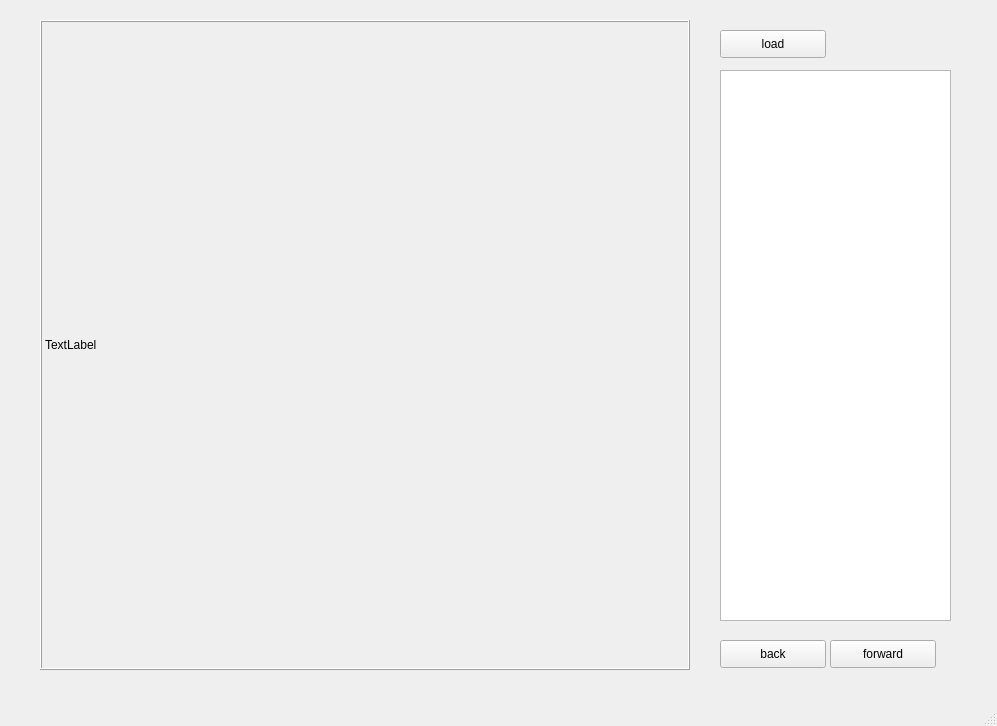
The window that other/tagui/main_window.ui (tomik/akimot) describes before a commit, drawn with Qt 5.
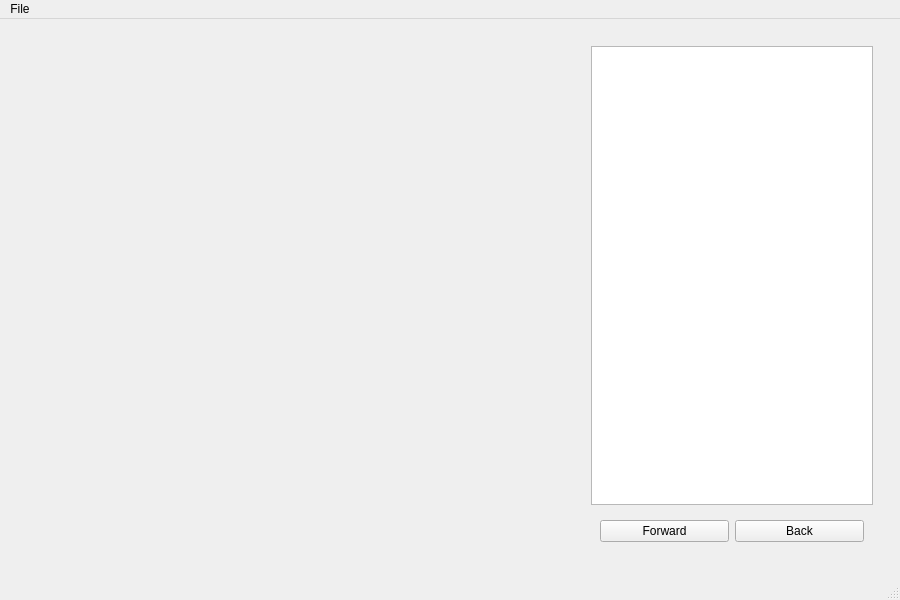
The same window after the commit. Custom widgets are drawn as their Qt base class.

Diff of the .ui file:
```diff
--- a/other/tagui/main_window.ui
+++ b/other/tagui/main_window.ui
@@ -5,98 +5,183 @@
    <rect>
     <x>0</x>
     <y>0</y>
-    <width>997</width>
-    <height>726</height>
+    <width>900</width>
+    <height>600</height>
    </rect>
   </property>
+  <property name="sizePolicy" >
+   <sizepolicy vsizetype="Preferred" hsizetype="Preferred" >
+    <horstretch>0</horstretch>
+    <verstretch>0</verstretch>
+   </sizepolicy>
+  </property>
+  <property name="maximumSize" >
+   <size>
+    <width>900</width>
+    <height>600</height>
+   </size>
+  </property>
   <property name="windowTitle" >
    <string>tagui</string>
   </property>
   <widget class="QWidget" name="centralwidget" >
-   <widget class="QListWidget" name="record" >
-    <property name="geometry" >
-     <rect>
-      <x>720</x>
-      <y>70</y>
-      <width>231</width>
-      <height>551</height>
-     </rect>
-    </property>
-   </widget>
-   <widget class="QPushButton" name="button_back" >
-    <property name="geometry" >
-     <rect>
-      <x>720</x>
-      <y>640</y>
-      <width>106</width>
-      <height>28</height>
-     </rect>
-    </property>
-    <property name="text" >
-     <string>back</string>
-    </property>
-   </widget>
-   <widget class="QPushButton" name="button_forward" >
-    <property name="geometry" >
-     <rect>
-      <x>830</x>
-      <y>640</y>
-      <width>106</width>
-      <height>28</height>
-     </rect>
-    </property>
-    <property name="text" >
-     <string>forward</string>
-    </property>
-   </widget>
-   <widget class="QLabel" name="board" >
-    <property name="geometry" >
-     <rect>
-      <x>40</x>
-      <y>20</y>
-      <width>650</width>
-      <height>650</height>
-     </rect>
-    </property>
-    <property name="frameShape" >
-     <enum>QFrame::Box</enum>
-    </property>
-    <property name="frameShadow" >
-     <enum>QFrame::Raised</enum>
-    </property>
-    <property name="lineWidth" >
-     <number>1</number>
-    </property>
-    <property name="text" >
-     <string>TextLabel</string>
-    </property>
-   </widget>
-   <widget class="QPushButton" name="button_load" >
-    <property name="geometry" >
-     <rect>
-      <x>720</x>
-      <y>30</y>
-      <width>106</width>
-      <height>28</height>
-     </rect>
-    </property>
-    <property name="text" >
-     <string>load</string>
-    </property>
-   </widget>
+   <layout class="QVBoxLayout" name="verticalLayout_2" >
+    <item>
+     <widget class="QWidget" native="1" name="widget_2" >
+      <property name="sizePolicy" >
+       <sizepolicy vsizetype="Expanding" hsizetype="Expanding" >
+        <horstretch>0</horstretch>
+        <verstretch>0</verstretch>
+       </sizepolicy>
+      </property>
+      <property name="layoutDirection" >
+       <enum>Qt::LeftToRight</enum>
+      </property>
+      <layout class="QHBoxLayout" >
+       <item>
+        <widget class="BoardWidget" native="1" name="board" >
+         <property name="sizePolicy" >
+          <sizepolicy vsizetype="Preferred" hsizetype="Expanding" >
+           <horstretch>0</horstretch>
+           <verstretch>0</verstretch>
+          </sizepolicy>
+         </property>
+         <property name="maximumSize" >
+          <size>
+           <width>700</width>
+           <height>700</height>
+          </size>
+         </property>
+         <layout class="QHBoxLayout" name="horizontalLayout" />
+        </widget>
+       </item>
+       <item>
+        <widget class="QWidget" native="1" name="widget_3" >
+         <property name="sizePolicy" >
+          <sizepolicy vsizetype="Expanding" hsizetype="Fixed" >
+           <horstretch>200</horstretch>
+           <verstretch>0</verstretch>
+          </sizepolicy>
+         </property>
+         <property name="maximumSize" >
+          <size>
+           <width>300</width>
+           <height>16777215</height>
+          </size>
+         </property>
+         <layout class="QVBoxLayout" name="verticalLayout" >
+          <item>
+           <widget class="QListWidget" name="record" >
+            <property name="sizePolicy" >
+             <sizepolicy vsizetype="Expanding" hsizetype="Preferred" >
+              <horstretch>200</horstretch>
+              <verstretch>0</verstretch>
+             </sizepolicy>
+            </property>
+            <property name="minimumSize" >
+             <size>
+              <width>0</width>
+              <height>130</height>
+             </size>
+            </property>
+           </widget>
+          </item>
+          <item>
+           <widget class="QWidget" native="1" name="widget_4" >
+            <property name="sizePolicy" >
+             <sizepolicy vsizetype="Preferred" hsizetype="Preferred" >
+              <horstretch>0</horstretch>
+              <verstretch>0</verstretch>
+             </sizepolicy>
+            </property>
+            <layout class="QHBoxLayout" name="horizontalLayout_2" >
+             <item>
+              <widget class="QPushButton" name="button_forward" >
+               <property name="text" >
+                <string>Forward</string>
+               </property>
+              </widget>
+             </item>
+             <item>
+              <widget class="QPushButton" name="button_back" >
+               <property name="text" >
+                <string>Back</string>
+               </property>
+              </widget>
+             </item>
+            </layout>
+           </widget>
+          </item>
+         </layout>
+        </widget>
+       </item>
+      </layout>
+      <zorder>widget_3</zorder>
+      <zorder>board</zorder>
+     </widget>
+    </item>
+   </layout>
   </widget>
+  <widget class="QStatusBar" name="statusbar" />
   <widget class="QMenuBar" name="menubar" >
    <property name="geometry" >
     <rect>
      <x>0</x>
      <y>0</y>
-     <width>997</width>
+     <width>900</width>
      <height>27</height>
     </rect>
    </property>
+   <widget class="QMenu" name="menuGame" >
+    <property name="title" >
+     <string>File</string>
+    </property>
+    <addaction name="actionNewGame" />
+    <addaction name="actionLoadGame" />
+    <addaction name="separator" />
+    <addaction name="actionExit" />
+   </widget>
+   <addaction name="menuGame" />
   </widget>
-  <widget class="QStatusBar" name="statusbar" />
+  <action name="actionLoadGame" >
+   <property name="text" >
+    <string>load</string>
+   </property>
+  </action>
+  <action name="actionNewGame" >
+   <property name="text" >
+    <string>new</string>
+   </property>
+  </action>
+  <action name="actionExit" >
+   <property name="text" >
+    <string>exit</string>
+   </property>
+  </action>
+  <action name="actionPlayer_x_player" >
+   <property name="text" >
+    <string>player x player</string>
+   </property>
+  </action>
+  <action name="actionComputer_color" >
+   <property name="text" >
+    <string>computer color</string>
+   </property>
+  </action>
+  <action name="actionNew_bot" >
+   <property name="text" >
+    <string>new bot</string>
+   </property>
+  </action>
  </widget>
+ <customwidgets>
+  <customwidget>
+   <class>BoardWidget</class>
+   <extends>QWidget</extends>
+   <header>board_widget.h</header>
+   <container>1</container>
+  </customwidget>
+ </customwidgets>
  <resources/>
  <connections/>
 </ui>
```
Left out of the diff: 9 changed lines with no effect on the pictures.
